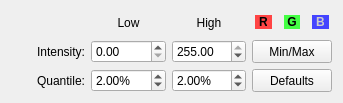
The window that Code/Common/mvdColorBandDynamicsWidget.ui (orfeotoolbox/OTB) describes before a commit, drawn with Qt 5.
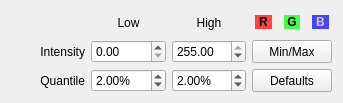
The same window after the commit.

Commit message: ENH: update some labels in QT widget (first try)

Patch:
```diff
--- a/Code/Common/mvdColorBandDynamicsWidget.ui
+++ b/Code/Common/mvdColorBandDynamicsWidget.ui
@@ -110,7 +110,7 @@
       </sizepolicy>
      </property>
      <property name="text">
-      <string>Intensity:</string>
+      <string>Intensity</string>
      </property>
      <property name="alignment">
       <set>Qt::AlignRight|Qt::AlignTrailing|Qt::AlignVCenter</set>
@@ -192,7 +192,7 @@
       </sizepolicy>
      </property>
      <property name="text">
-      <string>Quantile:</string>
+      <string>Quantile</string>
      </property>
      <property name="alignment">
       <set>Qt::AlignRight|Qt::AlignTrailing|Qt::AlignVCenter</set>
```
The commit also changes 1 other file.
